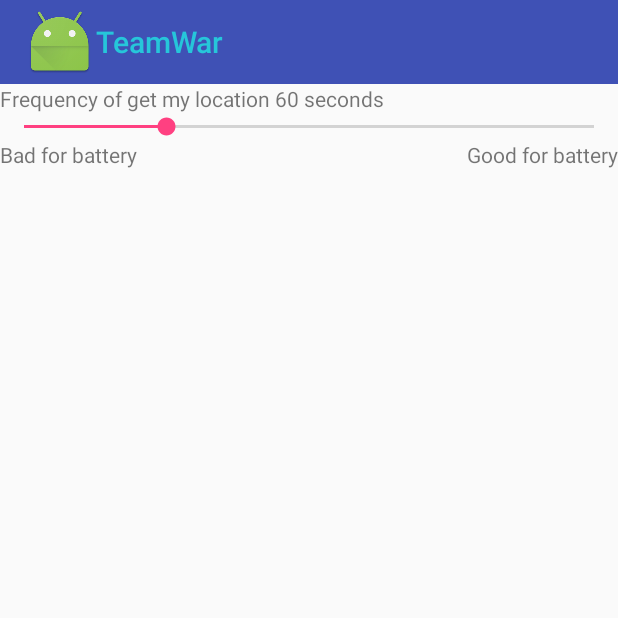
After one commit to zhdanov-ek/teamWar, an Android app: the SettingsActivity screen opened directly, with no data from a screen before it, on a phone screen of 412 x 824 dp, the top half of it. The commit adds this screen. Run offline under Robolectric (Android 15) with nearby library versions, the phone set to English and light mode, and no system bars.

Commit message:
add settings activity with frequancy field

```diff
--- a/app/src/main/AndroidManifest.xml
+++ b/app/src/main/AndroidManifest.xml
@@ -42,7 +42,8 @@
 
         <service android:name=".LocationService" />
 
-        <activity android:name=".MarkActivity"></activity>
+        <activity android:name=".MarkActivity" />
+        <activity android:name=".SettingsActivity"/>
     </application>
 
 </manifest>
--- a/app/src/main/java/com/example/gek/teamwar/Data/Const.java
+++ b/app/src/main/java/com/example/gek/teamwar/Data/Const.java
@@ -9,10 +9,10 @@ public class Const {
     public static final String SETTINGS_NAME = "name";
     public static final String SETTINGS_PASS = "password";
     public static final String SETTINGS_EMAIL = "email";
+    public static final String SETTINGS_FREQUANCY = "rate";
 
     public static final int REQUEST_CODE_LOCATION = 3;
     public static final float ZOOM_MAP = 10;
-    public static final int  LOCATION_INTERVAL_UPDATE = 5;
 
     public static final String EXTRA_LONGITUDE = "longitude";
     public static final String EXTRA_LATITUDE = "latitude";
--- /dev/null
+++ b/app/src/main/java/com/example/gek/teamwar/SettingsActivity.java
@@ -0,0 +1,61 @@
+package com.example.gek.teamwar;
+
+import android.content.SharedPreferences;
+import android.preference.PreferenceManager;
+import android.support.v7.app.AppCompatActivity;
+import android.os.Bundle;
+import android.support.v7.widget.Toolbar;
+import android.util.Log;
+import android.widget.SeekBar;
+import android.widget.TextView;
+
+import com.example.gek.teamwar.Data.Const;
+import com.example.gek.teamwar.Utils.Connection;
+
+public class SettingsActivity extends AppCompatActivity implements SeekBar.OnSeekBarChangeListener {
+
+    public static final String TAG = "SETTINGS";
+    private SeekBar sbRate;
+    private TextView tvStateRate;
+    private SharedPreferences mSharedPreferences;
+
+    @Override
+    protected void onCreate(Bundle savedInstanceState) {
+        super.onCreate(savedInstanceState);
+        setContentView(R.layout.activity_settings);
+        setSupportActionBar((Toolbar) findViewById(R.id.toolBar));
+        mSharedPreferences = PreferenceManager.getDefaultSharedPreferences(this);
+
+        tvStateRate = (TextView) findViewById(R.id.tvStateRate);
+        sbRate = (SeekBar) findViewById(R.id.sbRate);
+
+        sbRate.setOnSeekBarChangeListener(this);
+        updateFrequancy(Connection.getInstance(this).getFrequancyLocationUpdate());
+        sbRate.setProgress(Connection.getInstance(this).getFrequancyLocationUpdate()/20 - 1);
+    }
+
+    @Override
+    public void onProgressChanged(SeekBar seekBar, int progress, boolean fromUser) {
+        int frequancy = seekBar.getProgress()*20 + 20;
+        updateFrequancy(frequancy);
+        Log.d(TAG, "onProgressChanged: ");
+    }
+
+    @Override
+    public void onStartTrackingTouch(SeekBar seekBar) {
+        Log.d(TAG, "onStartTrackingTouch: ");
+    }
+
+    @Override
+    public void onStopTrackingTouch(SeekBar seekBar) {
+        Log.d(TAG, "onStopTrackingTouch: ");
+        int frequancy = seekBar.getProgress()*20 + 20;
+        Connection.getInstance(this).setFrequancyLocationUpdate(frequancy);
+    }
+
+
+    private void updateFrequancy(int frequancy){
+        tvStateRate.setText(String.format(getResources().
+                getString(R.string.rate_location), Integer.toString(frequancy)));
+    }
+}
--- a/app/src/main/java/com/example/gek/teamwar/Utils/Connection.java
+++ b/app/src/main/java/com/example/gek/teamwar/Utils/Connection.java
@@ -12,7 +12,7 @@ import com.google.android.gms.maps.model.LatLng;
  */
 
 public class Connection {
-    public static final int DEFAULT_DELAY = 5*1000;
+    public static final int DEFAULT_FREQUANCY = 60;
     private static Connection instance;
     private String groupPassword;
     private String userName;
@@ -20,9 +20,9 @@ public class Connection {
     private String userKey;
     private String team;
     private LatLng lastLocation;
-    private int delayTransferLocation;
     private SharedPreferences sharedPreferences;
     private Boolean serviceRunning;
+    private int frequancyLocationUpdate;
 
     public static synchronized Connection getInstance(Context ctx){
         if (instance == null) {
@@ -38,8 +38,8 @@ public class Connection {
         userName = "";
         userEmail = "";
         userKey = "";
-        delayTransferLocation = DEFAULT_DELAY;
         serviceRunning = false;
+        frequancyLocationUpdate = sharedPreferences.getInt(Const.SETTINGS_FREQUANCY, DEFAULT_FREQUANCY);
         userName = sharedPreferences.getString(Const.SETTINGS_NAME, "");
         groupPassword = sharedPreferences.getString(Const.SETTINGS_PASS, "");
         setUserEmail(sharedPreferences.getString(Const.SETTINGS_EMAIL, ""));
@@ -50,7 +50,6 @@ public class Connection {
         groupPassword = "";
         userName = "";
         userEmail = "";
-        delayTransferLocation = DEFAULT_DELAY;
         sharedPreferences.edit().putString(Const.SETTINGS_NAME, "").apply();
         sharedPreferences.edit().putString(Const.SETTINGS_PASS, "").apply();
     }
@@ -85,13 +84,6 @@ public class Connection {
         userKey = Utils.removeCriticalSymbols(userEmail);
     }
 
-    public int getDelayTransferLocation() {
-        return delayTransferLocation;
-    }
-    public void setDelayTransferLocation(int delayTransferLocation) {
-        this.delayTransferLocation = delayTransferLocation;
-    }
-
     public Boolean getServiceRunning() {
         return serviceRunning;
     }
@@ -116,4 +108,14 @@ public class Connection {
     public void setLastLocation(LatLng lastLocation) {
         this.lastLocation = lastLocation;
     }
+
+    public int getFrequancyLocationUpdate() {
+        return frequancyLocationUpdate;
+    }
+    public void setFrequancyLocationUpdate(int frequancyLocationUpdate) {
+        this.frequancyLocationUpdate = frequancyLocationUpdate;
+
+        sharedPreferences.edit().putInt(Const.SETTINGS_FREQUANCY, frequancyLocationUpdate).apply();
+        // TODO: 30.04.17 if service is running - restart his with new settings
+    }
 }
--- /dev/null
+++ b/app/src/main/res/layout/activity_settings.xml
@@ -0,0 +1,60 @@
+<?xml version="1.0" encoding="utf-8"?>
+<LinearLayout xmlns:android="http://schemas.android.com/apk/res/android"
+    xmlns:tools="http://schemas.android.com/tools"
+    android:layout_width="match_parent"
+    android:layout_height="match_parent"
+    android:orientation="vertical"
+    tools:context="com.example.gek.teamwar.SettingsActivity">
+    <include layout="@layout/toolbar"/>
+
+    <LinearLayout
+        android:layout_width="match_parent"
+        android:layout_height="wrap_content"
+        android:orientation="vertical">
+        <TextView
+            android:id="@+id/tvStateRate"
+            android:layout_width="match_parent"
+            android:layout_height="wrap_content"
+            android:text="@string/rate_location"/>
+
+
+    </LinearLayout>
+
+    <SeekBar
+        android:id="@+id/sbRate"
+        android:layout_width="match_parent"
+        android:layout_height="wrap_content"
+        android:max="8"
+        android:progress="4"/>
+
+
+    <LinearLayout
+        android:layout_width="match_parent"
+        android:layout_height="wrap_content"
+        android:orientation="horizontal">
+        <LinearLayout
+            android:layout_width="match_parent"
+            android:layout_height="wrap_content"
+            android:layout_weight="1">
+            <TextView
+                android:gravity="left"
+                android:layout_width="match_parent"
+                android:layout_height="wrap_content"
+                android:text="@string/rate_smaller"/>
+        </LinearLayout>
+
+        <LinearLayout
+            android:layout_width="match_parent"
+            android:layout_height="wrap_content"
+            android:layout_weight="1">
+            <TextView
+                android:gravity="right"
+                android:layout_width="match_parent"
+                android:layout_height="wrap_content"
+                android:text="@string/rate_bigger"/>
+        </LinearLayout>
+
+
+    </LinearLayout>
+
+</LinearLayout>
--- /dev/null
+++ b/app/src/main/res/layout/toolbar.xml
@@ -0,0 +1,10 @@
+<android.support.v7.widget.Toolbar android:id="@+id/toolBar"
+    android:layout_width="match_parent"
+    android:layout_height="?attr/actionBarSize"
+    android:background="@color/colorPrimary"
+    app:logo="@mipmap/ic_launcher"
+    app:titleTextColor="@color/colorCyan"
+    xmlns:android="http://schemas.android.com/apk/res/android"
+    xmlns:app="http://schemas.android.com/apk/res-auto">
+
+</android.support.v7.widget.Toolbar>
--- a/app/src/main/res/values/strings.xml
+++ b/app/src/main/res/values/strings.xml
@@ -22,6 +22,9 @@
     <string name="hint_pass">Password of group</string>
     <string name="hint_mark">Description of mark</string>
 
+    <string name="menu_about">About</string>
+    <string name="menu_settings">Settings</string>
+
     <string name="mark_resp">Resp of my side</string>
     <string name="mark_resp_enemy">Resp of enemy</string>
     <string name="mark_base">Base of my side</string>
@@ -31,4 +34,9 @@
     <string name="mark_of_enemy">Mark of enemy</string>
     <string name="mark_neutral">Neutral mark</string>
 
+    <!-- SETTINGS -->
+    <string name="rate_location">Frequency of get my location %1$s seconds</string>
+    <string name="rate_smaller">Bad for battery</string>
+    <string name="rate_bigger">Good for battery</string>
+
 </resources>
--- a/app/src/main/res/values/styles.xml
+++ b/app/src/main/res/values/styles.xml
@@ -1,7 +1,7 @@
 <resources>
 
     <!-- Base application theme. -->
-    <style name="AppTheme" parent="Theme.AppCompat.Light.DarkActionBar">
+    <style name="AppTheme" parent="Theme.AppCompat.Light.NoActionBar">
         <!-- Customize your theme here. -->
         <item name="colorPrimary">@color/colorPrimary</item>
         <item name="colorPrimaryDark">@color/colorPrimaryDark</item>
--- a/build.gradle
+++ b/build.gradle
@@ -5,7 +5,7 @@ buildscript {
         jcenter()
     }
     dependencies {
-        classpath 'com.android.tools.build:gradle:2.3.0'
+        classpath 'com.android.tools.build:gradle:2.3.1'
         classpath 'com.google.gms:google-services:3.0.0'
         classpath 'me.tatarka:gradle-retrolambda:3.6.0'
 
```
Also changed, not shown: app/src/main/java/com/example/gek/teamwar/AuthActivity.java (+24 -0 lines), app/src/main/java/com/example/gek/teamwar/LocationService.java (+5 -5 lines), app/src/main/res/layout/activity_auth.xml (+12 -7 lines), app/src/main/res/menu/menu.xml (added, +13 -0 lines).
